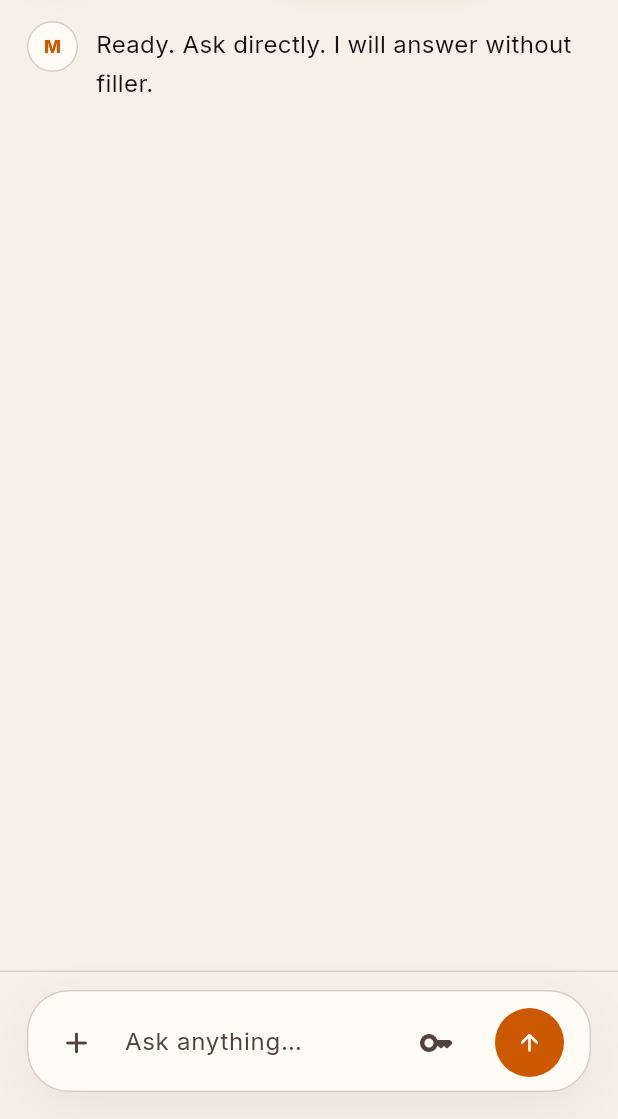
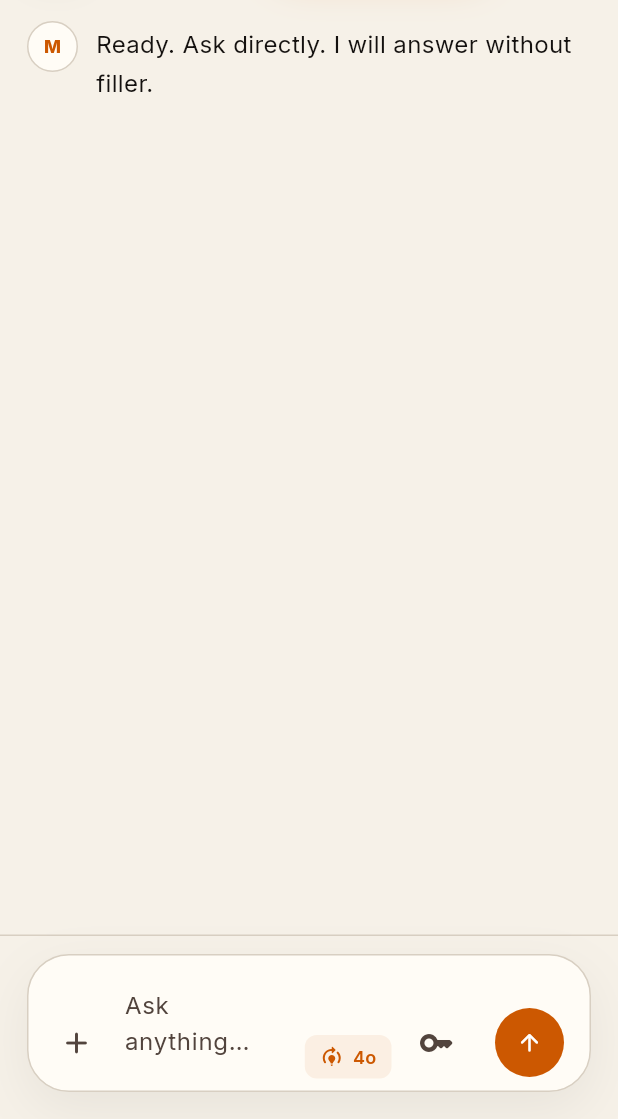
Before and after one commit to Aruntejavemula/omnimind-byok, a Flutter app: the ShellScreen screen opened by its route, on a phone screen of 412 x 824 dp, the part 117-1236 px from its top. Run offline on Flutter 3.47's test engine with Material 3 defaults, Android fonts, the phone set to English and light mode, and no system bars; drawn by our look-alikes of flutter_markdown; our stand-ins replace dio, file_picker, flutter_riverpod, flutter_secure_storage, go_router, google_fonts and 5 more; accounts and stored records are empty.

Commit message:
UI: Add model picker dropdown to composer for easy model switching

```diff
--- a/lib/main.dart
+++ b/lib/main.dart
@@ -2360,6 +2360,56 @@ class Avatar extends StatelessWidget {
 }
 
 
+class _ModelPickerButton extends StatelessWidget {
+  final AppController app;
+  const _ModelPickerButton({required this.app});
+
+  @override
+  Widget build(BuildContext context) {
+    final provider = providers.firstWhere((p) => p.id == app.selectedProviderId, orElse: () => providers.first);
+    final models = _getModelsForProvider(provider.id);
+
+    return PopupMenuButton<String>(
+      onSelected: (model) => app.setSelectedModel(model),
+      itemBuilder: (context) => models.map((model) => PopupMenuItem(value: model, child: Text(model))).toList(),
+      child: Tooltip(
+        message: 'Switch model',
+        child: Container(
+          padding: const EdgeInsets.symmetric(horizontal: 10, vertical: 6),
+          decoration: BoxDecoration(color: MioTheme.orange.withOpacity(.08), borderRadius: BorderRadius.circular(8)),
+          child: Row(
+            mainAxisSize: MainAxisSize.min,
+            children: [
+              const Icon(Icons.model_training_rounded, size: 16, color: MioTheme.orange),
+              const SizedBox(width: 6),
+              Text(provider.model.split('-').last, style: const TextStyle(fontSize: 12, fontWeight: FontWeight.w600, color: MioTheme.orange)),
+            ],
+          ),
+        ),
+      ),
+    );
+  }
+
+  List<String> _getModelsForProvider(String providerId) {
+    switch (providerId) {
+      case 'openai':
+        return ['gpt-4o', 'gpt-4o-mini', 'gpt-4-turbo', 'gpt-4'];
+      case 'anthropic':
+        return ['claude-4-6-sonnet-latest', 'claude-3-5-sonnet-latest', 'claude-3-opus-latest', 'claude-3-haiku-latest'];
+      case 'gemini':
+        return ['gemini-3-5-pro', 'gemini-2-5-pro', 'gemini-2-5-flash', 'gemini-3-5-flash'];
+      case 'deepseek':
+        return ['deepseek-chat', 'deepseek-reasoner'];
+      case 'groq':
+        return ['llama-3.1-70b-versatile', 'llama-3.1-8b-instant', 'mixtral-8x7b-32768'];
+      case 'mistral':
+        return ['mistral-large-latest', 'mistral-medium-latest', 'mistral-small-latest'];
+      default:
+        return [provider.model];
+    }
+  }
+}
+
 class Composer extends ConsumerStatefulWidget {
   const Composer({super.key});
 
@@ -2485,6 +2535,8 @@ class _ComposerState extends ConsumerState<Composer> {
             IconButton(key: _plusButtonKey, onPressed: () => _showPlusMenu(app), icon: const Icon(Icons.add_rounded), tooltip: 'Attach'),
             Expanded(child: TextField(controller: app.inputController, focusNode: app.inputFocusNode, minLines: 1, maxLines: 6, textInputAction: TextInputAction.newline, decoration: const InputDecoration(hintText: 'Ask anything…', border: InputBorder.none, contentPadding: EdgeInsets.symmetric(horizontal: 8, vertical: 13)), onSubmitted: (_) => app.sendPrompt())),
             if (app.error.isNotEmpty) Tooltip(message: app.error, child: const Icon(Icons.warning_rounded, color: MioTheme.orange)),
+            const SizedBox(width: 6),
+            _ModelPickerButton(app: app),
             const SizedBox(width: 6),
             IconButton(onPressed: () => context.go('/settings/api-keys'), icon: const Icon(Icons.key_rounded), tooltip: 'API Keys'),
             const SizedBox(width: 6),
```
